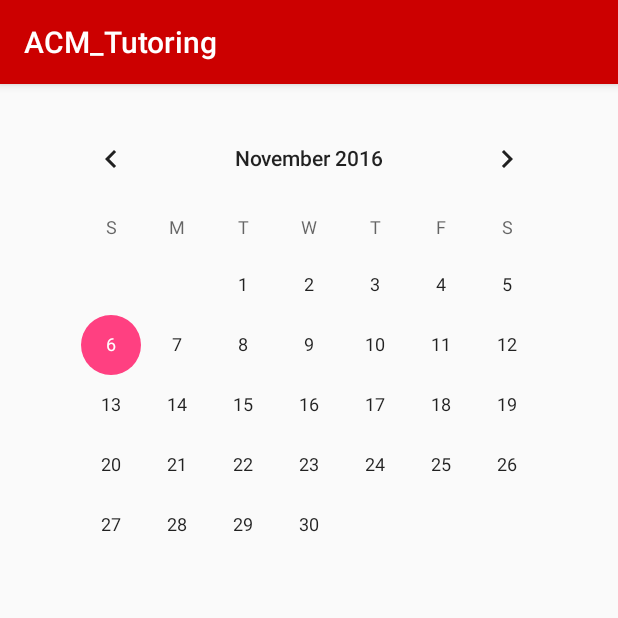
After one commit to amm87/ACMapp, an Android app: the TutorSchedule screen opened directly, with no data from a screen before it, on a phone screen of 412 x 824 dp, the top half of it. The commit adds this screen. Run offline under Robolectric (Android 15) with nearby library versions, the phone set to English and light mode, and no system bars.

Commit message:
Tutoring half working

```diff
--- a/app/src/main/AndroidManifest.xml
+++ b/app/src/main/AndroidManifest.xml
@@ -1,7 +1,9 @@
 <?xml version="1.0" encoding="utf-8"?>
 <manifest xmlns:android="http://schemas.android.com/apk/res/android"
     package="com.acm.njit.acm_tutoring">
+
     <uses-permission android:name="android.permission.INTERNET" />
+
     <application
         android:allowBackup="true"
         android:icon="@mipmap/ic_launcher"
@@ -18,6 +20,7 @@
                 <category android:name="android.intent.category.LAUNCHER" />
             </intent-filter>
         </activity>
+        <activity android:name=".TutorSchedule"></activity>
     </application>
 
 </manifest>
--- a/app/src/main/java/com/acm/njit/acm_tutoring/MainActivity.java
+++ b/app/src/main/java/com/acm/njit/acm_tutoring/MainActivity.java
@@ -1,4 +1,5 @@
 package com.acm.njit.acm_tutoring;
+
 
 import android.support.v4.app.FragmentManager;
 import android.content.Intent;
--- /dev/null
+++ b/app/src/main/java/com/acm/njit/acm_tutoring/TutorSchedule.java
@@ -0,0 +1,13 @@
+package com.acm.njit.acm_tutoring;
+
+import android.support.v7.app.AppCompatActivity;
+import android.os.Bundle;
+
+public class TutorSchedule extends AppCompatActivity {
+
+    @Override
+    protected void onCreate(Bundle savedInstanceState) {
+        super.onCreate(savedInstanceState);
+        setContentView(R.layout.activity_tutor_schedule);
+    }
+}
--- /dev/null
+++ b/app/src/main/res/layout/activity_tutor_schedule.xml
@@ -0,0 +1,19 @@
+<?xml version="1.0" encoding="utf-8"?>
+<RelativeLayout xmlns:android="http://schemas.android.com/apk/res/android"
+    xmlns:tools="http://schemas.android.com/tools"
+    android:id="@+id/activity_tutor_schedule"
+    android:layout_width="match_parent"
+    android:layout_height="match_parent"
+    android:paddingBottom="@dimen/activity_vertical_margin"
+    android:paddingLeft="@dimen/activity_horizontal_margin"
+    android:paddingRight="@dimen/activity_horizontal_margin"
+    android:paddingTop="@dimen/activity_vertical_margin"
+    tools:context="com.acm.njit.acm_tutoring.TutorSchedule">
+
+    <CalendarView
+        android:layout_width="wrap_content"
+        android:layout_height="wrap_content"
+        android:id="@+id/calendarView"
+        android:layout_alignParentTop="true"
+        android:layout_centerHorizontal="true" />
+</RelativeLayout>
```
Also changed, not shown: app/src/main/java/com/acm/njit/acm_tutoring/Tutoring.java (+8 -26 lines), app/src/main/res/layout/tutoring_layout.xml (+5 -13 lines), app/src/main/res/values/arrays.xml (added, +10 -0 lines).
